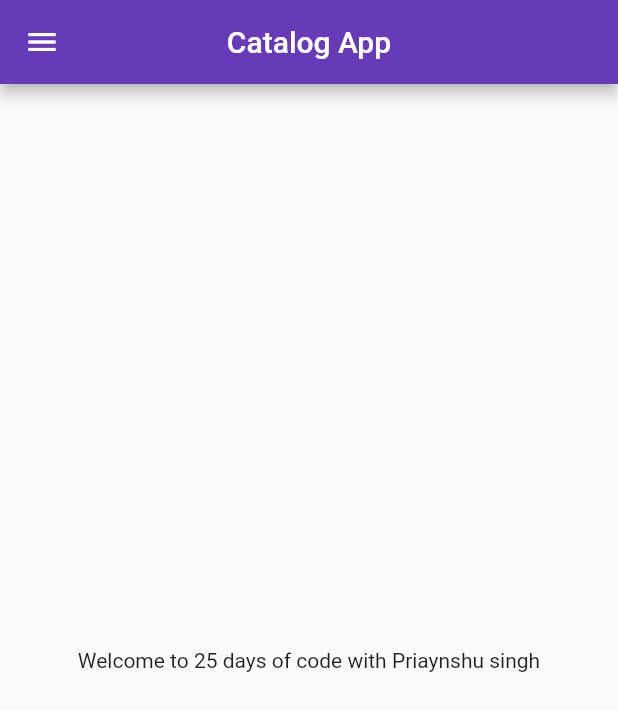
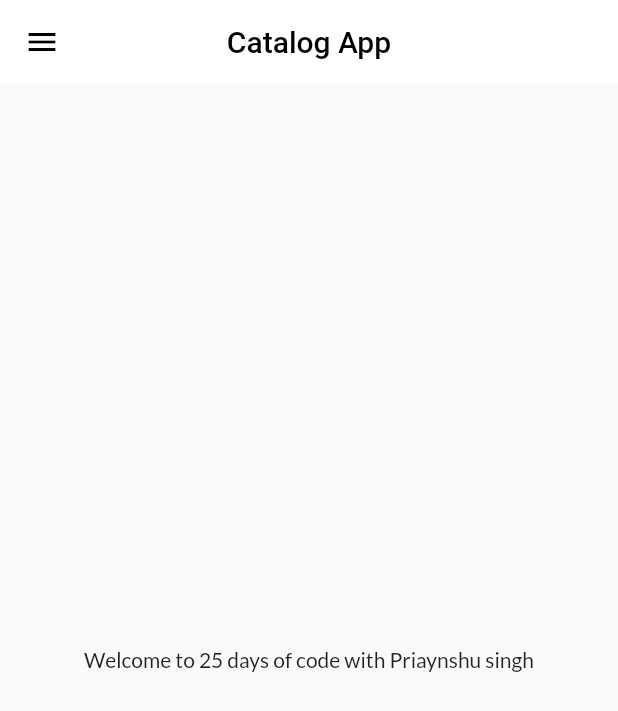
Before and after one commit to 27priyanshu/Catalog_App, a Flutter app: the screen it shows after launch, on a phone screen of 412 x 824 dp. Shown: the top 711 px of the screen. Run offline on Flutter 3.47's test engine with Material 2 defaults, Android fonts, the phone set to English and light mode, and no system bars; our stand-ins replace google_fonts.

Commit message:
day9 completed

```diff
--- a/lib/main.dart
+++ b/lib/main.dart
@@ -2,6 +2,7 @@ import 'package:flutter/material.dart';
 import 'package:flutter_catalog/pages/homepage.dart';
 import 'package:flutter_catalog/pages/login_page.dart';
 import 'package:flutter_catalog/utils/routes.dart';
+import 'package:flutter_catalog/utils/themes.dart';
 import 'package:google_fonts/google_fonts.dart';
 
 void main() {
@@ -15,14 +16,9 @@ class MyApp extends StatelessWidget {
   Widget build(BuildContext context) {
     return MaterialApp(
       debugShowCheckedModeBanner: false,
-      themeMode: ThemeMode.dark,
-      theme: ThemeData(
-        fontFamily: GoogleFonts.lato().fontFamily,
-        // primaryTextTheme: GoogleFonts.latoTextTheme(),
-      ),
-      darkTheme: ThemeData(
-        brightness: Brightness.light,
-      ),
+      themeMode: ThemeMode.light,
+      theme: MyTheme.lightTheme(context),
+      darkTheme: MyTheme.darkTheme(context),
       routes: {
         "/": (context) => HomePage(),
         MyRoutes.homeRoute: (context) => HomePage(),
--- a/lib/pages/homepage.dart
+++ b/lib/pages/homepage.dart
@@ -11,8 +11,8 @@ class HomePage extends StatelessWidget {
     return Scaffold(
       appBar: AppBar(
         centerTitle: true,
-        backgroundColor: Colors.deepPurple,
-        title: const Text("Catalog App"),
+        // backgroundColor: Colors.deepPurple,
+        title: const Text("Catalog App",style: TextStyle(color: Colors.black),),
       ),
       body: Center(
         child: Container(
--- /dev/null
+++ b/lib/utils/themes.dart
@@ -0,0 +1,19 @@
+import 'package:flutter/material.dart';
+import 'package:google_fonts/google_fonts.dart';
+
+class MyTheme {
+  static ThemeData lightTheme(BuildContext context) => ThemeData(
+      primarySwatch: Colors.deepPurple,
+      fontFamily: GoogleFonts.lato().fontFamily,
+      appBarTheme: AppBarTheme(
+        color: Colors.white,
+        elevation: 0.0,
+        iconTheme: IconThemeData(color: Colors.black),
+        textTheme: Theme.of(context).textTheme,
+      ));
+
+  static ThemeData darkTheme(BuildContext context) =>
+      ThemeData(brightness: Brightness.dark);
+
+
+}
--- a/lib/widgets/drawer.dart
+++ b/lib/widgets/drawer.dart
@@ -16,6 +16,7 @@ class MyDrawer extends StatelessWidget {
                 padding: EdgeInsets.zero,
                 child: UserAccountsDrawerHeader(
                   margin: EdgeInsets.zero,
+                  // arrowColor: Colors.deepPurple,
                   accountName: Text("Priaynshu singh"),
                   accountEmail: Text("2003priyanshusingh@gmail.com"),
                   currentAccountPicture: CircleAvatar(
```
Also changed, not shown: lib/models/catalog.dart (added, +22 -0 lines), assets/images/dev (2) - Copy.jpeg (added).
